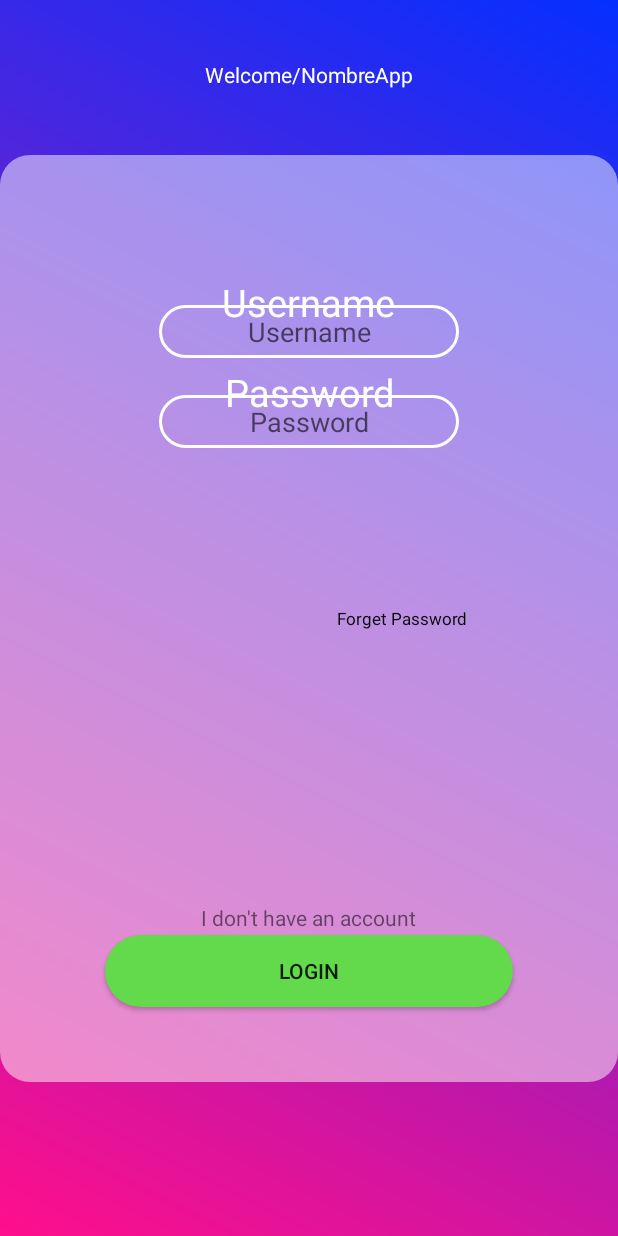
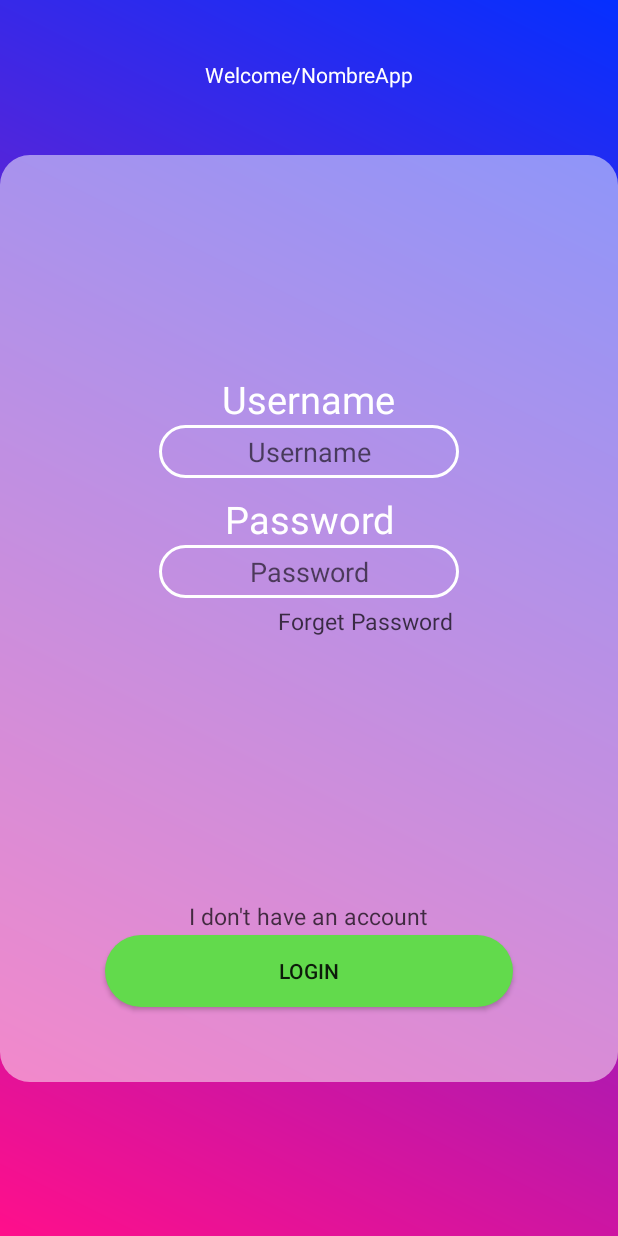
Before and after one commit to David-Francesch/TFG, an Android app: the loginv2 screen opened directly, with no data from a screen before it, on a phone screen of 412 x 824 dp. Run offline under Robolectric (Android 15) with nearby library versions, the phone set to English and light mode, and no system bars.

Commit message:
refinado loginv2

```diff
--- a/app/src/main/res/layout/activity_loginv2.xml
+++ b/app/src/main/res/layout/activity_loginv2.xml
@@ -25,7 +25,7 @@
             android:layout_height="wrap_content"
             android:layout_alignParentTop="true"
             android:layout_centerInParent="true"
-            android:layout_marginTop="75dp"
+            android:layout_marginTop="140dp"
             android:paddingTop="5dp"
             android:text="@string/usuario"
             app:layout_constraintBottom_toBottomOf="parent"
@@ -40,7 +40,7 @@
             android:layout_height="35dp"
             android:layout_alignParentTop="true"
             android:layout_centerInParent="true"
-            android:layout_marginTop="160dp"
+            android:layout_marginTop="260dp"
             android:hint="@string/password"
             android:inputType="textPersonName"
             app:layout_constraintBottom_toBottomOf="parent"
@@ -55,7 +55,7 @@
             android:layout_height="wrap_content"
             android:layout_alignParentTop="true"
             android:layout_centerInParent="true"
-            android:layout_marginTop="135dp"
+            android:layout_marginTop="220dp"
             android:paddingTop="5dp"
             android:text="@string/password"
             app:layout_constraintBottom_toBottomOf="parent"
@@ -70,7 +70,7 @@
             android:layout_height="35dp"
             android:layout_alignParentTop="true"
             android:layout_centerInParent="true"
-            android:layout_marginTop="100dp"
+            android:layout_marginTop="180dp"
             android:hint="@string/usuario"
             android:inputType="textPersonName"
             app:layout_constraintBottom_toBottomOf="parent"
@@ -80,25 +80,27 @@
 
         <TextView
             android:id="@+id/fpass"
+            style="@style/BtnTextLabels"
             android:layout_width="wrap_content"
             android:layout_height="wrap_content"
+            android:layout_alignParentTop="true"
             android:layout_alignParentRight="true"
             android:layout_centerInParent="true"
-            android:layout_marginRight="100dp"
-            android:text="@string/forgetPw"
-            android:textSize="11dp"
-            style="@style/BtnTextLabels"/>
+            android:layout_marginTop="300dp"
+            android:layout_marginRight="110dp"
+            android:text="@string/forgetPw" />
 
         <TextView
             android:id="@+id/RegisterText"
             android:layout_width="wrap_content"
             android:layout_height="wrap_content"
+            android:layout_alignParentBottom="true"
+            android:layout_centerInParent="true"
+            android:layout_marginBottom="100dp"
             android:clickable="true"
             android:onClick="openRegister"
+            style="@style/BtnTextLabels"
             android:text="@string/register"
-            android:layout_centerInParent="true"
-            android:layout_alignParentBottom="true"
-            android:layout_marginBottom="100dp"
             app:layout_constraintEnd_toEndOf="parent"
             app:layout_constraintStart_toStartOf="parent"
             app:layout_constraintTop_toTopOf="parent" />
@@ -115,7 +117,7 @@
             app:layout_constraintBottom_toBottomOf="parent"
             app:layout_constraintEnd_toEndOf="parent"
             app:layout_constraintStart_toStartOf="parent"
-            app:layout_constraintTop_toTopOf="parent"/>
+            app:layout_constraintTop_toTopOf="parent" />
 
     </RelativeLayout>
 
--- a/app/src/main/res/values-v26/styles.xml
+++ b/app/src/main/res/values-v26/styles.xml
@@ -19,7 +19,7 @@
     </style>
     <style name="BtnTextLabels" parent="TextLabels">
         <item name="android:textSize">15dp</item>
-        <item name="android:textColor">@color/black</item>
+        <item name="android:textColor">@color/blackT</item>
     </style>
     <style name="textInputs">
         <item name="android:background">@drawable/textfields</item>
--- a/app/src/main/res/values/colors.xml
+++ b/app/src/main/res/values/colors.xml
@@ -6,8 +6,10 @@
     <color name="teal_200">#FF03DAC5</color>
     <color name="teal_700">#FF018786</color>
     <color name="black">#FF000000</color>
+    <color name="blackT">#B2000000</color>
     <color name="white">#FFFFFFFF</color>
     <color name="whiteTransparente">#80FFFFFF</color>
     <color name="green">#62DA4C</color>
+    <color name="logbt">#664CDA</color>
     <color name="nose">#66FF0000</color>
 </resources>
```
